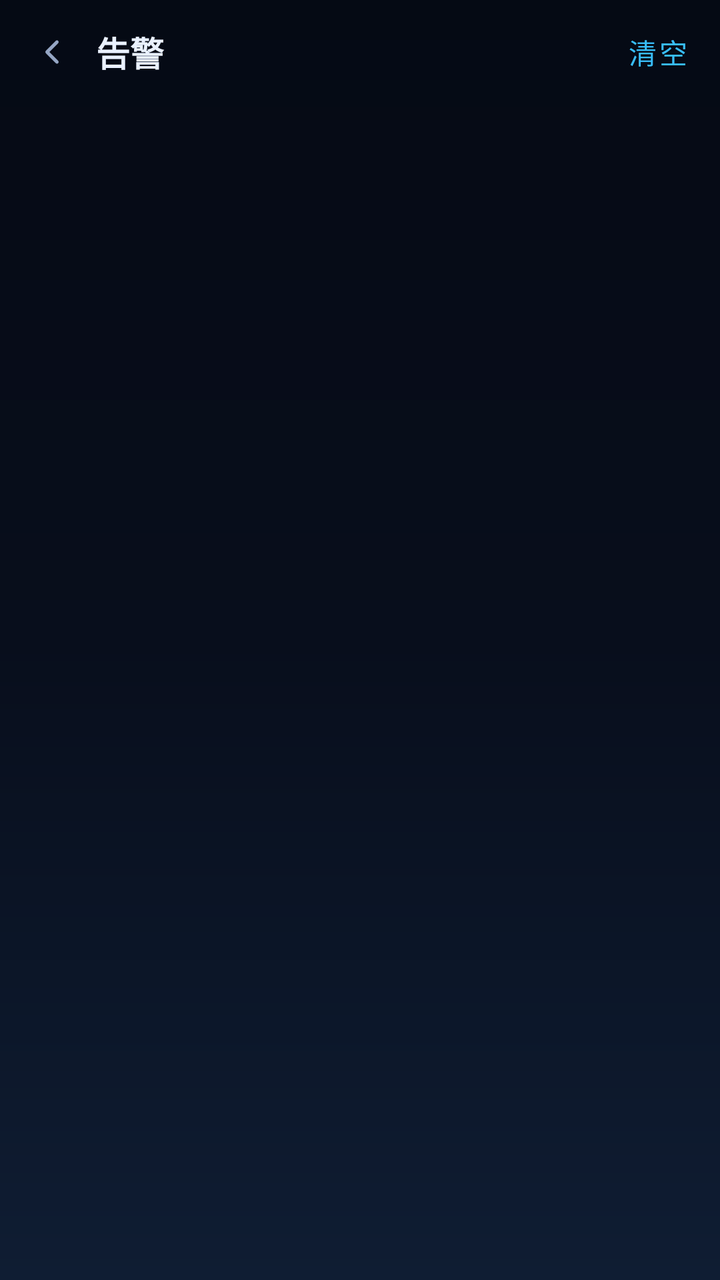
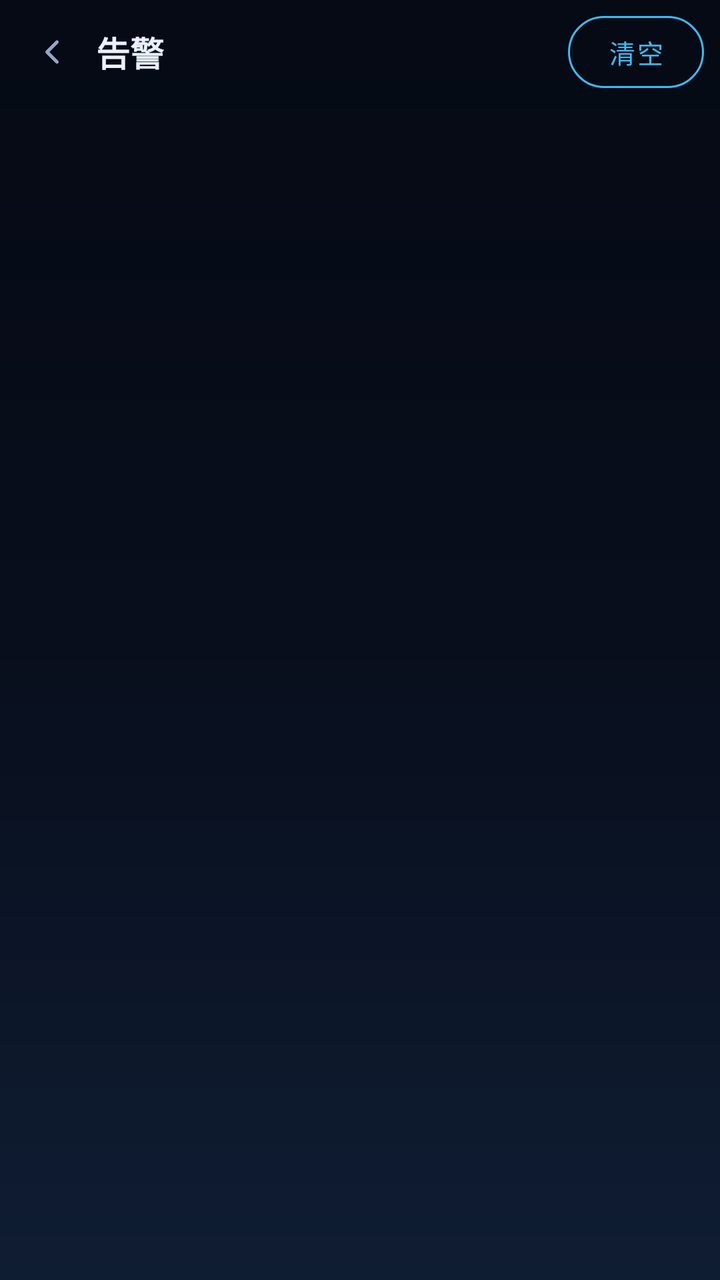

Screens rendered from an Android XML layout before and after an edit, with the pre-edit source and the edit as a unified diff.
<!-- AndroidManifest.xml: application theme Theme.RPiMqtt -->
<!-- res/layout/activity_alarm.xml -->
<?xml version="1.0" encoding="utf-8"?>
<LinearLayout xmlns:android="http://schemas.android.com/apk/res/android"
    android:layout_width="match_parent"
    android:layout_height="match_parent"
    android:background="@drawable/bg_screen"
    android:orientation="vertical">

    <LinearLayout
        android:layout_width="match_parent"
        android:layout_height="52dp"
        android:gravity="center_vertical"
        android:orientation="horizontal"
        android:paddingStart="6dp"
        android:paddingEnd="8dp">

        <ImageView
            android:id="@+id/btnBack"
            android:layout_width="40dp"
            android:layout_height="40dp"
            android:contentDescription="@string/back"
            android:padding="10dp"
            android:src="@drawable/ic_chevron_left" />

        <TextView
            android:layout_width="0dp"
            android:layout_height="wrap_content"
            android:layout_marginStart="2dp"
            android:layout_weight="1"
            android:text="@string/alarm_title"
            android:textColor="@color/text_primary"
            android:textSize="17sp"
            android:textStyle="bold" />

        <com.google.android.material.button.MaterialButton
            android:id="@+id/btnClearAlarm"
            style="@style/Widget.MaterialComponents.Button.TextButton"
            android:layout_width="wrap_content"
            android:layout_height="wrap_content"
            android:minWidth="0dp"
            android:text="@string/clear_alarms" />
    </LinearLayout>

    <FrameLayout
        android:id="@+id/alarmContainer"
        android:layout_width="match_parent"
        android:layout_height="0dp"
        android:layout_weight="1" />
</LinearLayout>
<!-- resources referenced by this layout -->
<resources>
  <color name="text_primary">#EAF1FF</color>
  <!-- drawable bg_screen (drawable) -->
  <?xml version="1.0" encoding="utf-8"?>
  <shape xmlns:android="http://schemas.android.com/apk/res/android"
      android:shape="rectangle">
      <gradient
          android:angle="270"
          android:startColor="@color/screen_bg_top"
          android:centerColor="@color/screen_bg"
          android:endColor="@color/screen_bg_bottom"
          android:type="linear" />
  </shape>
  <!-- drawable ic_chevron_left (drawable) -->
  <?xml version="1.0" encoding="utf-8"?>
  <vector xmlns:android="http://schemas.android.com/apk/res/android"
      android:width="24dp"
      android:height="24dp"
      android:viewportWidth="24"
      android:viewportHeight="24">
      <path
          android:pathData="M15,6 L9,12 L15,18"
          android:strokeColor="@color/text_secondary"
          android:strokeLineCap="round"
          android:strokeLineJoin="round"
          android:strokeWidth="2" />
  </vector>
  <string name="alarm_title">告警</string>
  <string name="back">返回</string>
  <string name="clear_alarms">清空</string>
  <color name="screen_bg_top">#050A14</color>
  <color name="screen_bg">#080E1C</color>
  <color name="screen_bg_bottom">#0F1D33</color>
  <color name="text_secondary">#95A6C4</color>
  <color name="brand_primary">#38BDF8</color>
  <color name="brand_primary_dark">#0EA5E9</color>
  <color name="on_accent">#04121F</color>
  <color name="brand_accent">#2DD4BF</color>
  <color name="card_bg">#131F36</color>
  <color name="card_stroke">#28405F</color>
  <color name="state_error">#F87171</color>
  <color name="white">#FFFFFFFF</color>
  <color name="text_hint">#5D6D8A</color>
  <style name="ThemeOverlay.RPiMqtt.Dialog" parent="ThemeOverlay.MaterialComponents.Dark">
          <item name="colorSurface">@color/card_bg</item>
          <item name="colorOnSurface">@color/text_primary</item>
          <item name="colorPrimary">@color/brand_primary</item>
          <item name="colorOnPrimary">@color/on_accent</item>
          <item name="colorOutline">@color/card_stroke</item>
      </style>
  <!-- unchanged entries left out for length: 1 -->
</resources>

<!-- the commit's change to res/layout/activity_alarm.xml (unified diff, before → after) -->
@@ -1,5 +1,6 @@
 <?xml version="1.0" encoding="utf-8"?>
 <LinearLayout xmlns:android="http://schemas.android.com/apk/res/android"
+    xmlns:app="http://schemas.android.com/apk/res-auto"
     android:layout_width="match_parent"
     android:layout_height="match_parent"
     android:background="@drawable/bg_screen"
@@ -31,14 +32,34 @@
             android:textSize="17sp"
             android:textStyle="bold" />
 
+        
         <com.google.android.material.button.MaterialButton
             android:id="@+id/btnClearAlarm"
-            style="@style/Widget.MaterialComponents.Button.TextButton"
+            style="@style/Widget.MaterialComponents.Button.OutlinedButton"
             android:layout_width="wrap_content"
-            android:layout_height="wrap_content"
-            android:minWidth="0dp"
-            android:text="@string/clear_alarms" />
+            android:layout_height="36dp"
+            android:insetTop="0dp"
+            android:insetBottom="0dp"
+            android:minWidth="68dp"
+            android:text="@string/clear_alarms"
+            android:textColor="@color/brand_primary"
+            android:textSize="13sp"
+            app:cornerRadius="18dp"
+            app:strokeColor="@color/brand_primary"
+            app:strokeWidth="1dp" />
     </LinearLayout>
+
+    <com.google.android.material.tabs.TabLayout
+        android:id="@+id/tabAlarm"
+        android:layout_width="match_parent"
+        android:layout_height="wrap_content"
+        android:background="@android:color/transparent"
+        app:tabIndicatorColor="@color/brand_primary"
+        app:tabIndicatorHeight="3dp"
+        app:tabGravity="fill"
+        app:tabMode="fixed"
+        app:tabSelectedTextColor="@color/brand_primary"
+        app:tabTextColor="@color/text_secondary" />
 
     <FrameLayout
         android:id="@+id/alarmContainer"
